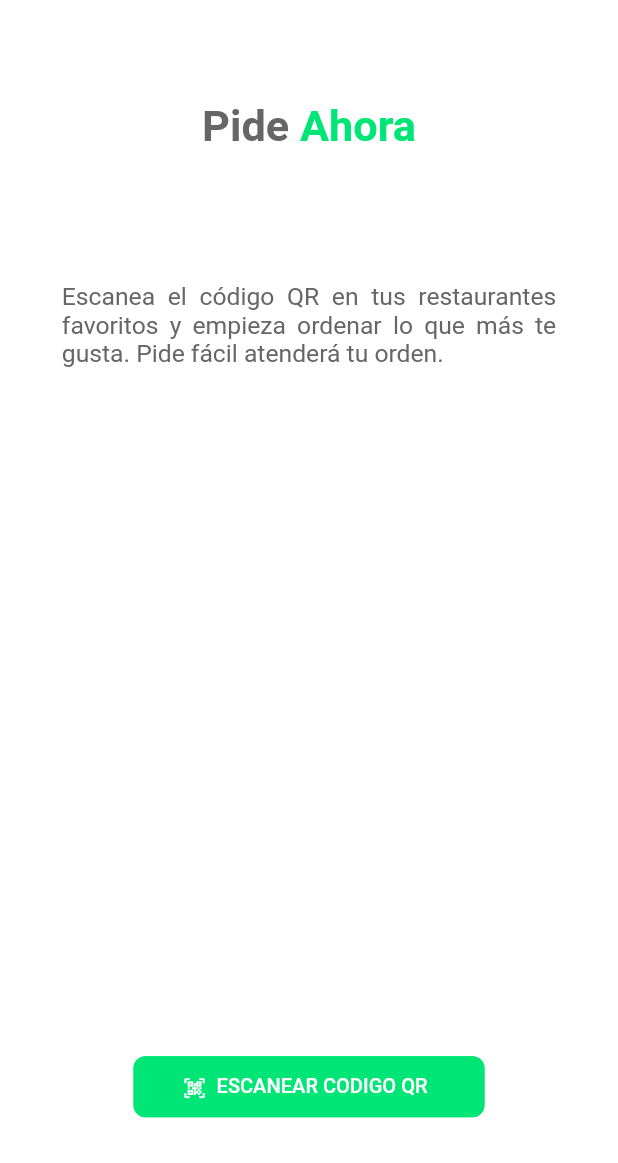
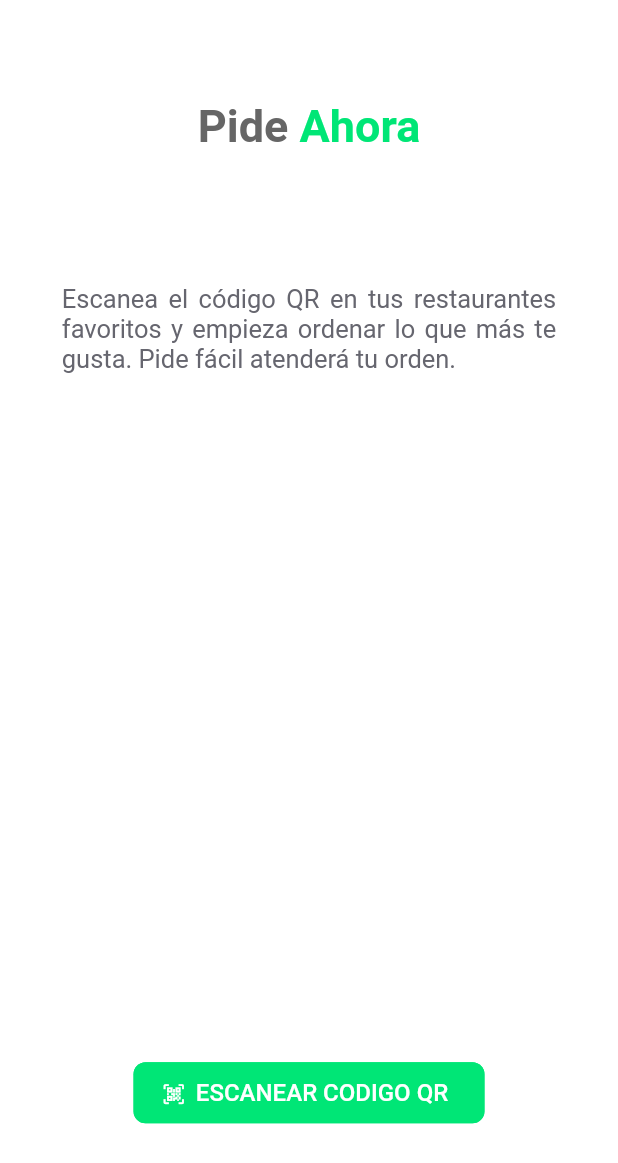
Before and after one commit to jcardenasc93/PideFacilApp, a Flutter app: the screen it shows after launch, on a phone screen of 412 x 824 dp. Shown: the top 1163 px of the screen. Run offline on Flutter 3.47's test engine with Material 2 defaults, Android fonts, the phone set to English and light mode, and no system bars; our stand-ins replace flutter_dotenv, flutter_screenutil; missing offline and left inert: barcode_scan.

Commit message:
Add general app font styling

```diff
--- a/lib/main.dart
+++ b/lib/main.dart
@@ -17,7 +17,7 @@ class MyApp extends StatelessWidget {
   Widget build(BuildContext context) {
     return MaterialApp(
       title: 'Pide Facil',
-      theme: main_style.AppTheme,
+      theme: main_style.appTheme,
       home: HomePage(),
     );
   }
--- a/lib/pages/home.dart
+++ b/lib/pages/home.dart
@@ -5,6 +5,8 @@ import 'package:flutter_screenutil/flutter_screenutil.dart';
 import 'package:flutter/services.dart';
 import 'package:flutter/widgets.dart';
 import 'package:pide_facil/pages/cameraAccess.dart';
+
+import '../styles/app_style.dart';
 
 class HomePage extends StatefulWidget {
   MainPage createState() => MainPage();
@@ -24,13 +26,12 @@ class MainPage extends State<HomePage> {
   /// Header text.
   String _header = '';
 
-  /// [TextField] handler that stores the input text.
-  final _manualCode = TextEditingController();
-
   /// Homepage welcome message.
   String _bodyMsj = 'Escanea el código QR ' +
       'en tus restaurantes favoritos' +
       ' y empieza ordenar lo que más te gusta. Pide fácil atenderá tu orden.';
+
+  var appTextStyle = AppTextStyle();
 
   /// Scan QR code. First time request access to the camera of the device.
   /// If scan a valid Qr code charge the restaurant's menu.
@@ -96,19 +97,11 @@ class MainPage extends State<HomePage> {
                     textAlign: TextAlign.center,
                     text: TextSpan(
                         text: 'Pide ',
-                        style: TextStyle(
-                            fontSize: ScreenUtil.instance.setSp(28.0),
-                            //fontSize: ScaleUI.safeBlockVertical * 4.0,
-                            color: Color(0xFF666666),
-                            fontWeight: FontWeight.bold),
+                        style: appTextStyle.homeTitle,
                         children: <TextSpan>[
                           TextSpan(
                               text: _header,
-                            style: TextStyle(
-                                fontSize: ScreenUtil.instance.setSp(28.0),
-                                color: Color(0xFF00E676),
-                                fontWeight: FontWeight.bold),
-                          )
+                              style: appTextStyle.homeTitleAccent)
                         ]),
                   ),
                 ),
@@ -118,10 +111,7 @@ class MainPage extends State<HomePage> {
                 child: Container(
                   child: Text(
                     _bodyMsj,
-                    style: new TextStyle(
-                      fontSize: ScreenUtil.instance.setSp(16.0),
-                      color: Color(0xFF666666),
-                    ),
+                    style: appTextStyle.body,
                     textAlign: TextAlign.justify,
                   ),
                   width: ScreenUtil.instance.setHeight(330.0),
@@ -185,13 +175,8 @@ class MainPage extends State<HomePage> {
                               color: Color(0xFFFFFFFF),
                               size: ScreenUtil.instance.setSp(13.0),
                             ),
-                            label: Text(
-                              "ESCANEAR CODIGO QR",
-                              style: new TextStyle(
-                                fontSize: ScreenUtil.instance.setSp(13.0),
-                                color: Color(0xFFFFFFFF),
-                              ),
-                            ),
+                            label: Text("ESCANEAR CODIGO QR",
+                                style: appTextStyle.textButton),
                             shape: RoundedRectangleBorder(
                               borderRadius: BorderRadius.circular(8.0),
                               side: BorderSide(
--- a/lib/pages/menus_list.dart
+++ b/lib/pages/menus_list.dart
@@ -22,8 +22,8 @@ class MenusListPage extends StatefulWidget {
   /// Returns an [Restaurante] object if the API request is successful
   Future<Restaurante> getRestaurante() async {
     /// The response of the API get request.
-    final response = await http
-        .get(Uri.parse(qrResult.urlAPIGet), headers: {"Accept": "application/json"});
+    final response = await http.get(Uri.parse(qrResult.urlAPIGet),
+        headers: {"Accept": "application/json"});
     if (response.statusCode == 200) {
       return Restaurante.fromJson(json.decode(utf8.decode(response.bodyBytes)));
     } else {
--- a/lib/styles/app_style.dart
+++ b/lib/styles/app_style.dart
@@ -1,6 +1,7 @@
 import 'package:flutter/material.dart';
+import 'package:flutter_screenutil/flutter_screenutil.dart';
 
-final ThemeData AppTheme = new ThemeData(
+final ThemeData appTheme = new ThemeData(
     brightness: Brightness.light,
     primarySwatch: MaterialColor(0xFF00E676, AppColors.color),
     primaryColor: MaterialColor(0xFF00E676, AppColors.color),
@@ -9,8 +10,7 @@ final ThemeData AppTheme = new ThemeData(
     accentColorBrightness: Brightness.light,
     textSelectionHandleColor: Color(0xFF00E676),
     textSelectionColor: Colors.black12,
-  cursorColor: Color(0xFF00E676)
-);
+    cursorColor: Color(0xFF00E676));
 
 class AppColors {
   AppColors._();
@@ -28,3 +28,96 @@ class AppColors {
     900: Color.fromRGBO(136, 14, 79, 1),
   };
 }
+
+const Map<String, Color> AppColorPalette = {
+  "primaryGreen": Color(0xFF00E676),
+  "defaultAccent": Color(0xFF666666),
+  "default": Color(0xFF66666F)
+};
+
+/// App Text styles definition
+class AppTextStyle {
+  TextStyle _homeTitle = TextStyle(
+      fontSize: 30.0,
+      fontWeight: FontWeight.bold,
+      color: AppColorPalette["defaultAccent"]);
+  TextStyle _homeTitleAccent = TextStyle(
+      fontSize: 30.0,
+      fontWeight: FontWeight.bold,
+      color: AppColorPalette["primaryGreen"]);
+  TextStyle _body =
+      TextStyle(fontSize: 17.0, color: AppColorPalette["default"]);
+  TextStyle _cardTitle = TextStyle(
+      fontSize: 18.0,
+      color: AppColorPalette["default"],
+      fontWeight: FontWeight.w500);
+  TextStyle _cardTitleStrong = TextStyle(
+      fontSize: 18.0,
+      color: AppColorPalette["default"],
+      fontWeight: FontWeight.w700);
+  TextStyle _cardSubtitle =
+      TextStyle(fontSize: 15.0, color: AppColorPalette["default"]);
+  TextStyle _cardTrailingAccent = TextStyle(
+      fontSize: 14.0,
+      color: AppColorPalette["default"],
+      fontWeight: FontWeight.w700);
+  TextStyle _cardTrailing =
+      TextStyle(fontSize: 14.0, color: AppColorPalette["default"]);
+  TextStyle _cardTrailingBig =
+      TextStyle(fontSize: 16.0, color: AppColorPalette["default"]);
+  TextStyle _cardTrailingTiny =
+      TextStyle(fontSize: 13.0, color: AppColorPalette["default"]);
+  TextStyle _cardTrailingTinyStrong = TextStyle(
+      fontSize: 13.0,
+      fontWeight: FontWeight.w700,
+      color: AppColorPalette["default"]);
+  TextStyle _textButton = TextStyle(fontSize: 16.0, color: Colors.white);
+
+  /// Define getters
+  TextStyle get homeTitle {
+    return _homeTitle;
+  }
+
+  TextStyle get homeTitleAccent {
+    return _homeTitleAccent;
+  }
+
+  TextStyle get body {
+    return _body;
+  }
+
+  TextStyle get cardTitle {
+    return _cardTitle;
+  }
+
+  TextStyle get cardTitleStrong {
+    return _cardTitleStrong;
+  }
+
+  TextStyle get cardSubtitle {
+    return _cardSubtitle;
+  }
+
+  TextStyle get cardTrailingAccent {
+    return _cardTrailingAccent;
+  }
+
+  TextStyle get cardTrailing {
+    return _cardTrailing;
+  }
+
+  TextStyle get cardTrailingBig {
+    return _cardTrailingBig;
+  }
+
+  TextStyle get cardTrailingTiny {
+    return _cardTrailingTiny;
+  }
+  TextStyle get cardTrailingTinyStrong {
+    return _cardTrailingTinyStrong;
+  }
+
+  TextStyle get textButton {
+    return _textButton;
+  }
+}
```
Also changed, not shown: lib/managers/dishes_manager.dart (+18 -27 lines), lib/managers/menus_manager.dart (+6 -1 lines), lib/managers/order_manager.dart (+14 -31 lines). Lines whose indentation alone changed are shown as unchanged.
